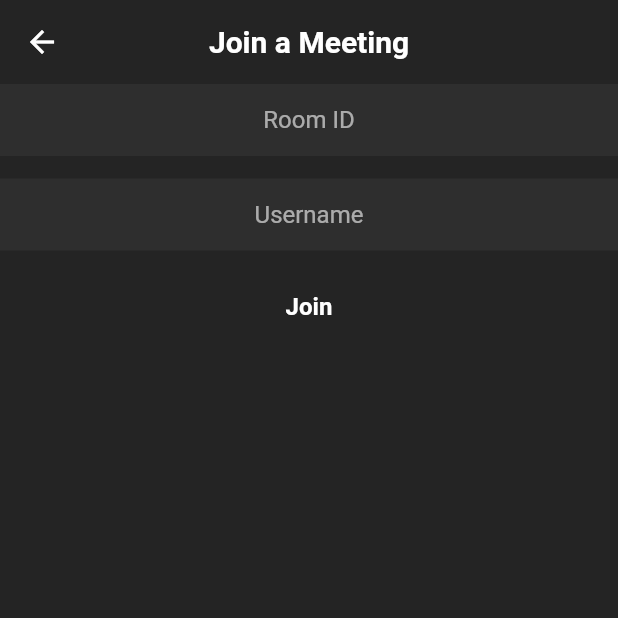
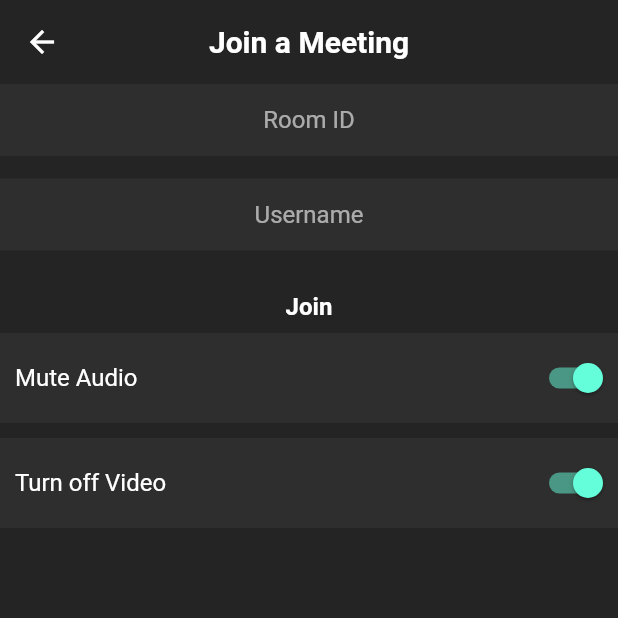
Before and after one commit to mehedi4958/zoom_clone, a Flutter app: the VideoCallScreen screen opened directly, after a tap on "Join", on a phone screen of 412 x 824 dp, the top half of it. Run offline on Flutter 3.47's test engine with Material 2 defaults, Android fonts, the phone set to English and light mode, and no system bars; our stand-ins replace cloud_firestore, firebase_auth, firebase_core, google_sign_in; missing offline and left inert: jitsi_meet; accounts and stored records are empty.

Commit message:
switches added to mute audio and turn on and off video while joining the call

```diff
--- a/lib/views/screens/video_call_screen.dart
+++ b/lib/views/screens/video_call_screen.dart
@@ -2,6 +2,7 @@ import 'package:flutter/material.dart';
 import 'package:zoom_clone/controllers/auth_controller.dart';
 import 'package:zoom_clone/controllers/jitsi_meet_controller.dart';
 import 'package:zoom_clone/utils/colors.dart';
+import 'package:zoom_clone/views/widgets/meeting_option.dart';
 
 class VideoCallScreen extends StatefulWidget {
   const VideoCallScreen({Key? key}) : super(key: key);
@@ -17,6 +18,9 @@ class _VideoCallScreenState extends State<VideoCallScreen> {
   final AuthController _authController = AuthController();
   final JitsiMeetController _jitsiMeetController = JitsiMeetController();
 
+  bool isAudioMuted = true;
+  bool isVideoMuted = true;
+
   @override
   void initState() {
     meetingIdController = TextEditingController();
@@ -28,10 +32,22 @@ class _VideoCallScreenState extends State<VideoCallScreen> {
   _joinMeeting() {
     _jitsiMeetController.createMeeting(
       roomName: meetingIdController.text,
-      isAudioMuted: true,
-      isVideoMuted: true,
+      isAudioMuted: isAudioMuted,
+      isVideoMuted: isVideoMuted,
       userName: nameController.text,
     );
+  }
+
+  onAudioMuted(bool value) {
+    setState(() {
+      isAudioMuted = value;
+    });
+  }
+
+  onVideoMuted(bool value) {
+    setState(() {
+      isVideoMuted = value;
+    });
   }
 
   @override
@@ -96,6 +112,17 @@ class _VideoCallScreenState extends State<VideoCallScreen> {
               ),
             ),
           ),
+          MeetingOption(
+            text: 'Mute Audio',
+            isMute: isAudioMuted,
+            onChange: onAudioMuted,
+          ),
+          const SizedBox(height: 10),
+          MeetingOption(
+            text: 'Turn off Video',
+            isMute: isVideoMuted,
+            onChange: onVideoMuted,
+          ),
         ],
       ),
     );
--- /dev/null
+++ b/lib/views/widgets/meeting_option.dart
@@ -0,0 +1,38 @@
+import 'package:flutter/material.dart';
+import 'package:zoom_clone/utils/colors.dart';
+
+class MeetingOption extends StatelessWidget {
+  const MeetingOption(
+      {Key? key,
+      required this.text,
+      required this.isMute,
+      required this.onChange})
+      : super(key: key);
+
+  final String text;
+  final bool isMute;
+  final Function(bool) onChange;
+
+  @override
+  Widget build(BuildContext context) {
+    return Container(
+      height: 60,
+      color: secondaryBackgroundColor,
+      child: Row(
+        mainAxisAlignment: MainAxisAlignment.spaceBetween,
+        children: [
+          Padding(
+            padding: const EdgeInsets.all(10.0),
+            child: Text(
+              text,
+              style: const TextStyle(
+                fontSize: 16,
+              ),
+            ),
+          ),
+          Switch(value: isMute, onChanged: onChange),
+        ],
+      ),
+    );
+  }
+}
```
